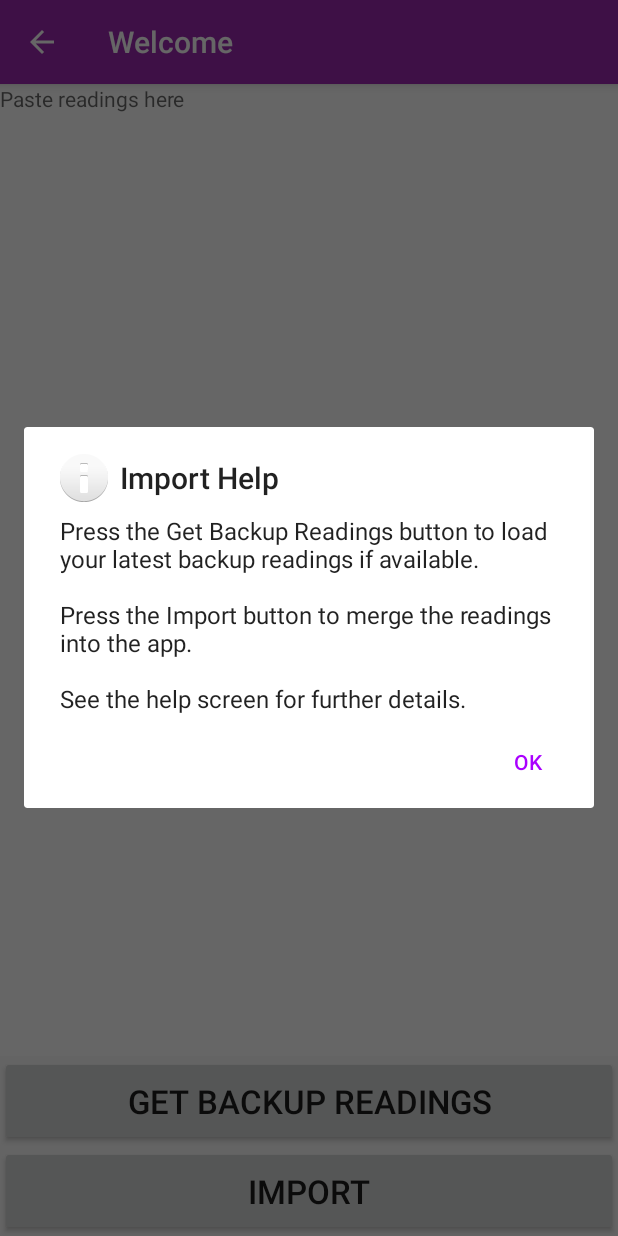
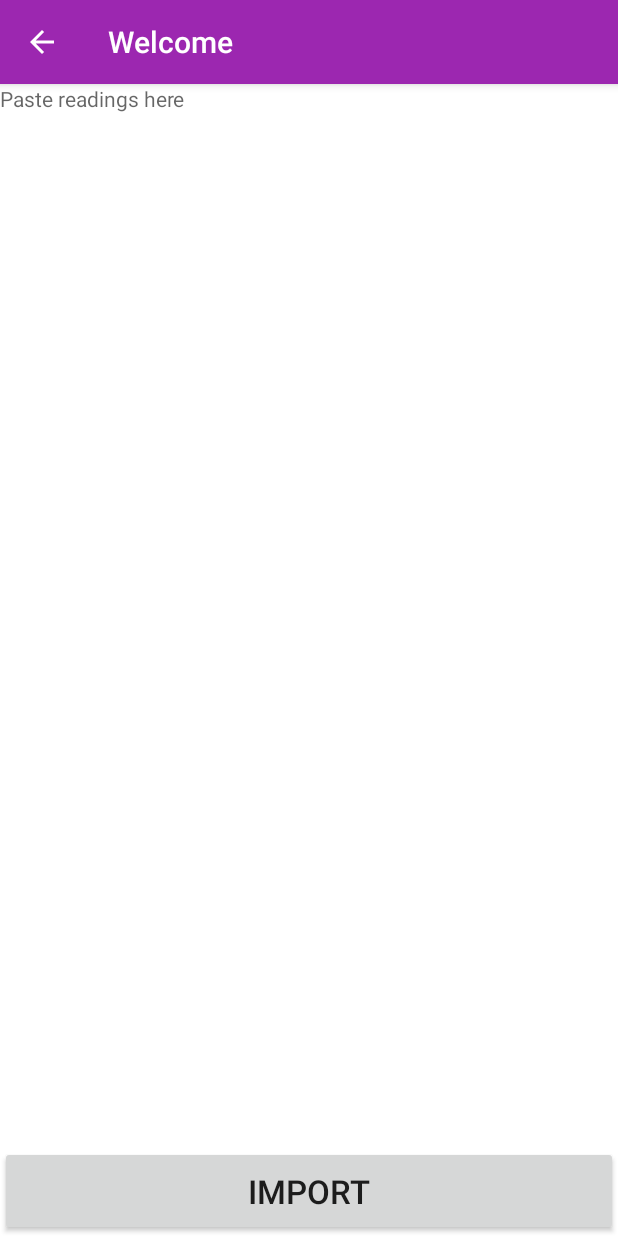
Before and after one commit to PigDogBay/WeightTracker-Android, an Android app: the fragment ImportFragment placed in its activity, on a phone screen of 412 x 824 dp. Run offline under Robolectric (Android 15) with nearby library versions, the phone set to English and light mode, and no system bars; libraries missing offline, so code that uses them is left out: com.pigdogbay.lib; 15 statements that could not run were skipped.

Commit message:
Remove get latest readings from import

```diff
--- a/pro/src/main/java/com/pigdogbay/weighttrackerpro/ImportFragment.java
+++ b/pro/src/main/java/com/pigdogbay/weighttrackerpro/ImportFragment.java
@@ -6,6 +6,7 @@ import android.app.AlertDialog;
 import android.content.DialogInterface;
 import android.os.Bundle;
 import android.support.v4.app.Fragment;
+import android.support.v7.app.ActionBar;
 import android.support.v7.app.AppCompatActivity;
 import android.view.LayoutInflater;
 import android.view.View;
@@ -18,72 +19,28 @@ import android.widget.Toast;
 
 public class ImportFragment extends Fragment {
 	public static final String TAG = "import";
+
 	@Override
 	public View onCreateView(LayoutInflater inflater, ViewGroup container,
 			Bundle savedInstanceState) {
 		View rootView = inflater.inflate(R.layout.fragment_import, container,false);
-		((AppCompatActivity) getActivity()).getSupportActionBar().setDisplayHomeAsUpEnabled(true);
-		setHasOptionsMenu(true);
-		((Button) rootView.findViewById(R.id.ImportOKButton))
+		ActionBar supportActionBar = ((AppCompatActivity) getActivity()).getSupportActionBar();
+		if (supportActionBar!=null) {
+			supportActionBar.setDisplayHomeAsUpEnabled(true);
+		}
+		rootView.findViewById(R.id.ImportOKButton)
 		.setOnClickListener(new OnClickListener() {
 			public void onClick(View v) {
 				importReadings();
 			}
 		});
-		((Button) rootView.findViewById(R.id.ImportLoadBackupButton))
-		.setOnClickListener(new OnClickListener() {
-			public void onClick(View v) {
-				loadBackupReadings();
-			}
-		});
 		return rootView;
-	}
-	@Override
-	public void onActivityCreated(Bundle savedInstanceState) {
-		super.onActivityCreated(savedInstanceState);
-		showHelp();
-	}
-
-	private void loadBackupReadings() {
-		File latest = ActivitiesHelper.getLatestBackupFile(getActivity());
-		if (latest == null) {
-			Toast.makeText(getActivity(), getString(R.string.import_no_backup_file),
-					Toast.LENGTH_SHORT).show();
-			return;
-		}
-		try {
-			String data = FileUtils.readText(latest);
-			TextView textView = (TextView) getView().findViewById(R.id.ImportEdit);
-			textView.setText(data);
-		}
-		catch (Exception e) {
-			Toast.makeText(getActivity(), getString(R.string.import_error_loading_backup_file),
-					Toast.LENGTH_SHORT).show();
-		}
-	}
-
-	private void showHelp() {
-		String title = getResources().getString(R.string.import_dialog_title);
-		String message = getResources().getString(
-				R.string.import_dialog_message);
-		new AlertDialog.Builder(getActivity())
-				.setIcon(android.R.drawable.ic_dialog_info)
-				.setTitle(title)
-				.setMessage(message)
-				.setPositiveButton(R.string.ok,
-						new DialogInterface.OnClickListener() {
-							public void onClick(DialogInterface dialog,
-									int which) {
-								dialog.dismiss();
-							}
-						}).show();
-
 	}
 
 	private void importReadings() {
 		EditText editText = (EditText) getView().findViewById(R.id.ImportEdit);
 		String text = editText.getText().toString();
-		if (text == null || "".equals(text)) {
+		if ("".equals(text)) {
 			Toast.makeText(getActivity(), getString(R.string.import_no_text),
 					Toast.LENGTH_SHORT).show();
 		}
@@ -91,8 +48,7 @@ public class ImportFragment extends Fragment {
 			int count = ActivitiesHelper.mergeReadings(getActivity(), text);
 			Toast.makeText(
 					getActivity(),
-					String.valueOf(count)
-							+ getString(R.string.import_readings_added),
+					String.format(getString(R.string.import_readings_added), count),
 					Toast.LENGTH_SHORT).show();
 		}
 		((MainActivity)getActivity()).navigateBack(TAG);
--- a/pro/src/main/res/layout/fragment_import.xml
+++ b/pro/src/main/res/layout/fragment_import.xml
@@ -3,35 +3,29 @@
     xmlns:android="http://schemas.android.com/apk/res/android"
     android:layout_width="match_parent"
     android:layout_height="match_parent"
+    android:background="@drawable/white"
     android:orientation="vertical">
+
     <EditText
-    android:hint="@string/import_hint"
         android:id="@+id/ImportEdit"
+        style="@android:style/TextAppearance.Small"
         android:layout_width="match_parent"
         android:layout_height="0dp"
+        android:layout_weight="1"
+        android:background="#FFF"
+        android:gravity="top"
+        android:hint="@string/import_hint"
         android:inputType="textMultiLine|textNoSuggestions"
-    android:background="#FFF"
         android:scrollbars="vertical|horizontal"
-    android:gravity="top"
-    android:layout_weight="1"
-    style="@android:style/TextAppearance.Small"
         />
+
     <Button
-    android:id="@+id/ImportLoadBackupButton"
-    android:text="@string/import_load_backup_button"
+        android:id="@+id/ImportOKButton"
+        style="@android:style/TextAppearance.Large"
         android:layout_width="match_parent"
         android:layout_height="wrap_content"
-    style="@android:style/TextAppearance.Large"
+        android:layout_weight="0"
         android:minHeight="60dp"
-    android:layout_weight="0"
-      />
-<Button
-    android:id="@+id/ImportOKButton"
         android:text="@string/import_import_button"
-    android:layout_width="match_parent"
-    android:layout_height="wrap_content"
-    style="@android:style/TextAppearance.Large"
-    android:minHeight="60dp"
-    android:layout_weight="0"
         />
 </LinearLayout>
--- a/pro/src/main/res/values/strings.xml
+++ b/pro/src/main/res/values/strings.xml
@@ -115,17 +115,12 @@
     <string name="settings_purchase_color_pack_title">Purchase Required</string>
     <string name="settings_purchase_color_pack_message">Please purchase the Color Pack item from the Shop to unlock the background color settings.</string>
     <string name="import_import_button">Import</string>
-    <string name="import_load_backup_button">Get Backup Readings</string>
     <string name="import_no_backup_file">No backup available</string>
     <string name="import_error_loading_backup_file">Error loading backup</string>
     <string name="import_hint">Paste readings here</string>
     <string name="import_no_text">Nothing to import</string>
-    <string name="import_readings_added">\u0020Readings Added</string>
+    <string name="import_readings_added">%d Readings Added</string>
     <string name="import_dialog_title">Import Help</string>
-    <string name="import_dialog_message">
-        Press the Get Backup Readings button to load your latest backup readings if available.
-        \n\nPress the Import button to merge the readings into the app.
-        \n\nSee the help screen for further details.</string>
     <string name="help_html">
         <![CDATA[
 		<b>Introduction</b><br/><br/>
```
Also changed, not shown: pro/src/main/java/com/pigdogbay/weighttrackerpro/ImportActivity.java (+4 -25 lines), 1 other file. Lines whose indentation alone changed are shown as unchanged.
